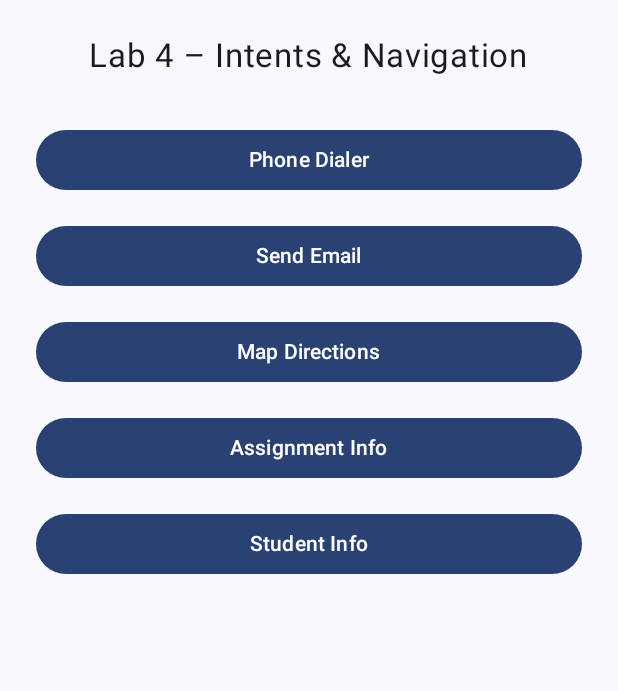
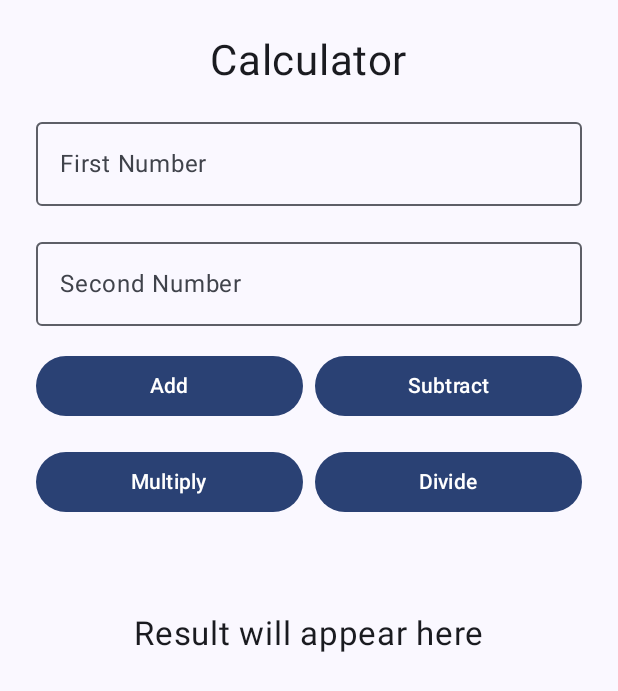
Before and after one commit to tharindya/MyLabs_CST8410, an Android app built with Jetpack Compose: the screen it shows after launch (MainActivity), on a phone screen of 412 x 824 dp. Shown: the top 691 px of the screen. Run offline under Robolectric (Android 15) with nearby library versions, the phone set to English and light mode, and no system bars; 1 statement that could not run was skipped.

Commit message:
lab 7 done

```diff
--- a/app/src/main/AndroidManifest.xml
+++ b/app/src/main/AndroidManifest.xml
@@ -1,6 +1,7 @@
 <?xml version="1.0" encoding="utf-8"?>
 <manifest xmlns:android="http://schemas.android.com/apk/res/android"
     xmlns:tools="http://schemas.android.com/tools">
+    <uses-permission android:name="android.permission.INTERNET" />
 
     <application
         android:allowBackup="true"
@@ -10,7 +11,8 @@
         android:label="@string/app_name"
         android:roundIcon="@mipmap/ic_launcher_round"
         android:supportsRtl="true"
-        android:theme="@style/Theme.MyLabs">
+        android:theme="@style/Theme.MyLabs"
+        android:usesCleartextTraffic="true">
         <activity
             android:name=".MainActivity"
             android:exported="true"
--- /dev/null
+++ b/app/src/main/java/com/example/mylabs/CalculatorScreen.kt
@@ -0,0 +1,152 @@
+package com.example.mylabs
+
+import androidx.compose.foundation.layout.*
+import androidx.compose.foundation.text.KeyboardOptions
+import androidx.compose.material3.*
+import androidx.compose.runtime.*
+import androidx.compose.ui.Alignment
+import androidx.compose.ui.Modifier
+import androidx.compose.ui.text.input.KeyboardType
+import androidx.compose.ui.unit.dp
+import androidx.compose.ui.unit.sp
+import io.ktor.client.*
+import io.ktor.client.call.*
+import io.ktor.client.engine.android.*
+import io.ktor.client.plugins.contentnegotiation.*
+import io.ktor.client.request.*
+import io.ktor.http.*
+import io.ktor.serialization.kotlinx.json.*
+import kotlinx.coroutines.CoroutineScope
+import kotlinx.coroutines.Dispatchers
+import kotlinx.coroutines.launch
+import kotlinx.serialization.Serializable
+
+/*
+CURL command to test the server manually:
+
+curl -X POST http://localhost:8080/calculate ^
+  -H "Content-Type: application/json" ^
+  -d "{\"num1\": 12, \"num2\": 4, \"operation\": \"multiply\"}"
+
+Expected response: 48.0
+*/
+
+@Serializable
+data class CalcRequest(
+    val num1: Double,
+    val num2: Double,
+    val operation: String
+)
+
+@Composable
+fun CalculatorScreen(modifier: Modifier = Modifier) {
+    var num1 by remember { mutableStateOf("") }
+    var num2 by remember { mutableStateOf("") }
+    var result by remember { mutableStateOf("Result will appear here") }
+    var isLoading by remember { mutableStateOf(false) }
+
+    val client = remember {
+        HttpClient(Android) {
+            install(ContentNegotiation) {
+                json()
+            }
+        }
+    }
+
+    fun sendRequest(operation: String) {
+        val n1 = num1.toDoubleOrNull()
+        val n2 = num2.toDoubleOrNull()
+
+        if (n1 == null || n2 == null) {
+            result = "Please enter valid numbers"
+            return
+        }
+
+        isLoading = true
+        result = "Calculating..."
+
+        CoroutineScope(Dispatchers.IO).launch {
+            try {
+                // Emulator → 10.0.2.2
+                // Real phone → use your computer's IP (e.g. 192.168.1.25)
+                val response = client.post("http://10.0.2.2:8080/calculate") {
+                    contentType(ContentType.Application.Json)
+                    setBody(CalcRequest(n1, n2, operation))
+                }
+                val body: String = response.body()
+                result = "Result: $body"
+            } catch (e: Exception) {
+                result = "Error: ${e.message}"
+            } finally {
+                isLoading = false
+            }
+        }
+    }
+
+    Column(
+        modifier = modifier
+            .fillMaxSize()
+            .padding(24.dp),
+        verticalArrangement = Arrangement.spacedBy(16.dp),
+        horizontalAlignment = Alignment.CenterHorizontally
+    ) {
+        Text("Calculator", fontSize = 28.sp)
+
+        OutlinedTextField(
+            value = num1,
+            onValueChange = { num1 = it },
+            label = { Text("First Number") },
+            keyboardOptions = KeyboardOptions(keyboardType = KeyboardType.Number),
+            modifier = Modifier.fillMaxWidth()
+        )
+
+        OutlinedTextField(
+            value = num2,
+            onValueChange = { num2 = it },
+            label = { Text("Second Number") },
+            keyboardOptions = KeyboardOptions(keyboardType = KeyboardType.Number),
+            modifier = Modifier.fillMaxWidth()
+        )
+
+        Row(
+            modifier = Modifier.fillMaxWidth(),
+            horizontalArrangement = Arrangement.spacedBy(8.dp)
+        ) {
+            Button(
+                onClick = { sendRequest("add") },
+                modifier = Modifier.weight(1f),
+                enabled = !isLoading
+            ) { Text("Add") }
+
+            Button(
+                onClick = { sendRequest("subtract") },
+                modifier = Modifier.weight(1f),
+                enabled = !isLoading
+            ) { Text("Subtract") }
+        }
+
+        Row(
+            modifier = Modifier.fillMaxWidth(),
+            horizontalArrangement = Arrangement.spacedBy(8.dp)
+        ) {
+            Button(
+                onClick = { sendRequest("multiply") },
+                modifier = Modifier.weight(1f),
+                enabled = !isLoading
+            ) { Text("Multiply") }
+
+            Button(
+                onClick = { sendRequest("divide") },
+                modifier = Modifier.weight(1f),
+                enabled = !isLoading
+            ) { Text("Divide") }
+        }
+
+        Spacer(modifier = Modifier.height(32.dp))
+
+        Text(
+            text = result,
+            fontSize = 22.sp
+        )
+    }
+}
--- a/app/src/main/java/com/example/mylabs/MainActivity.kt
+++ b/app/src/main/java/com/example/mylabs/MainActivity.kt
@@ -1,23 +1,13 @@
 package com.example.mylabs
 
-import android.content.Intent
-import android.net.Uri
 import android.os.Bundle
 import androidx.activity.ComponentActivity
 import androidx.activity.compose.setContent
 import androidx.activity.enableEdgeToEdge
-import androidx.compose.foundation.layout.*
-import androidx.compose.material3.*
-import androidx.compose.runtime.Composable
-import androidx.compose.ui.Alignment
+import androidx.compose.foundation.layout.fillMaxSize
+import androidx.compose.foundation.layout.padding
+import androidx.compose.material3.Scaffold
 import androidx.compose.ui.Modifier
-import androidx.compose.ui.platform.LocalContext
-import androidx.compose.ui.unit.dp
-import androidx.compose.ui.unit.sp
-import androidx.navigation.NavHostController
-import androidx.navigation.compose.NavHost
-import androidx.navigation.compose.composable
-import androidx.navigation.compose.rememberNavController
 import com.example.mylabs.ui.theme.MyLabsTheme
 
 class MainActivity : ComponentActivity() {
@@ -26,10 +16,8 @@ class MainActivity : ComponentActivity() {
         enableEdgeToEdge()
         setContent {
             MyLabsTheme {
-                val navController = rememberNavController()
                 Scaffold(modifier = Modifier.fillMaxSize()) { innerPadding ->
-                    AppNavigation(
-                        navController = navController,
+                    CalculatorScreen(
                         modifier = Modifier.padding(innerPadding)
                     )
                 }
@@ -37,141 +25,3 @@ class MainActivity : ComponentActivity() {
         }
     }
 }
-
-@Composable
-fun AppNavigation(navController: NavHostController, modifier: Modifier = Modifier) {
-    NavHost(
-        navController = navController,
-        startDestination = "home",
-        modifier = modifier
-    ) {
-        composable("home") {
-            HomeScreen(navController = navController)
-        }
-        composable("assignment_info") {
-            AssignmentInfoScreen(navController = navController)
-        }
-        composable("student_info") {
-            StudentInfoScreen(navController = navController)
-        }
-    }
-}
-
-@Composable
-fun HomeScreen(navController: NavHostController) {
-    val context = LocalContext.current
-
-    Column(
-        modifier = Modifier
-            .fillMaxSize()
-            .padding(24.dp),
-        verticalArrangement = Arrangement.spacedBy(16.dp),
-        horizontalAlignment = Alignment.CenterHorizontally
-    ) {
-        Text(
-            text = "Lab 4 – Intents & Navigation",
-            fontSize = 22.sp,
-            modifier = Modifier.padding(bottom = 16.dp)
-        )
-
-        // 1. Phone Dialer
-        Button(
-            onClick = {
-                val intent = Intent(Intent.ACTION_DIAL).apply {
-                    data = Uri.parse("tel:")
-                }
-                context.startActivity(intent)
-            },
-            modifier = Modifier.fillMaxWidth()
-        ) {
-            Text("Phone Dialer")
-        }
-
-        // 2. Send Email
-        Button(
-            onClick = {
-                val intent = Intent(Intent.ACTION_SENDTO).apply {
-                    data = Uri.parse("mailto:")
-                    putExtra(Intent.EXTRA_SUBJECT, "Lab 4 Information")
-                }
-                context.startActivity(intent)
-            },
-            modifier = Modifier.fillMaxWidth()
-        ) {
-            Text("Send Email")
-        }
-
-        // 3. Map Directions – Algonquin College
-        Button(
-            onClick = {
-                val gmmIntentUri = Uri.parse("geo:0,0?q=Algonquin+College+Ottawa")
-                val mapIntent = Intent(Intent.ACTION_VIEW, gmmIntentUri)
-                mapIntent.setPackage("com.google.android.apps.maps")
-                context.startActivity(mapIntent)
-            },
-            modifier = Modifier.fillMaxWidth()
-        ) {
-            Text("Map Directions")
-        }
-
-        // 4. Assignment Info (Navigation)
-        Button(
-            onClick = { navController.navigate("assignment_info") },
-            modifier = Modifier.fillMaxWidth()
-        ) {
-            Text("Assignment Info")
-        }
-
-        // 5. Student Info (Navigation)
-        Button(
-            onClick = { navController.navigate("student_info") },
-            modifier = Modifier.fillMaxWidth()
-        ) {
-            Text("Student Info")
-        }
-    }
-}
-
-@Composable
-fun AssignmentInfoScreen(navController: NavHostController) {
-    Column(
-        modifier = Modifier
-            .fillMaxSize()
-            .padding(24.dp),
-        verticalArrangement = Arrangement.Center,
-        horizontalAlignment = Alignment.CenterHorizontally
-    ) {
-        Text("Course Code: CST 2335", fontSize = 20.sp)
-        Spacer(modifier = Modifier.height(8.dp))
-        Text("Course Title: Mobile Graphical Interface Programming", fontSize = 18.sp)
-        Spacer(modifier = Modifier.height(8.dp))
-        Text("Lab 4", fontSize = 22.sp)
-
-        Spacer(modifier = Modifier.height(32.dp))
-
-        Button(onClick = { navController.popBackStack() }) {
-            Text("Back")
-        }
-    }
-}
-
-@Composable
-fun StudentInfoScreen(navController: NavHostController) {
-    Column(
-        modifier = Modifier
-            .fillMaxSize()
-            .padding(24.dp),
-        verticalArrangement = Arrangement.Center,
-        horizontalAlignment = Alignment.CenterHorizontally
-    ) {
-        Text("Name: Tharindya Anjalika", fontSize = 20.sp)
-        Spacer(modifier = Modifier.height(8.dp))
-        Text("Email: anja0007@algonquinlive.com", fontSize = 18.sp)
-
-        Spacer(modifier = Modifier.height(32.dp))
-
-        Button(onClick = { navController.popBackStack() }) {
-            Text("Back")
-        }
-    }
-}
```
Also changed, not shown: app/build.gradle.kts (+7 -0 lines).
